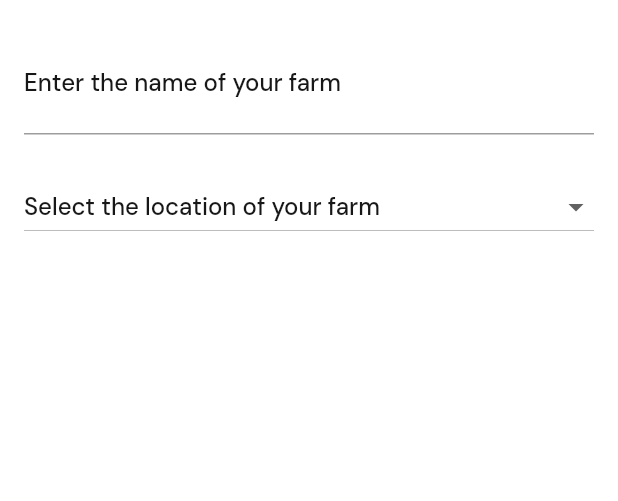
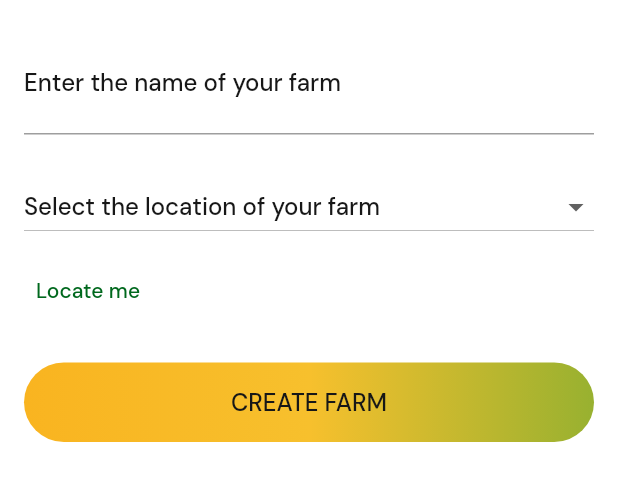
Before and after one commit to i-kuku/mobile-app, a Flutter app: the screen it shows after launch, on a phone screen of 412 x 824 dp, the part 473-974 px from its top. Run offline on Flutter 3.47's test engine with Material 3 defaults, Android fonts, the phone set to English and light mode, and no system bars; drawn by our look-alikes of dropdown_button2; our stand-ins replace easy_localization, flutter_svg, get, pin_code_fields.

Commit message:
Create Farm Screen successful implementation

```diff
--- a/lib/features/feature_create_farm/presentation/create_farm_page.dart
+++ b/lib/features/feature_create_farm/presentation/create_farm_page.dart
@@ -2,6 +2,7 @@ import 'package:flutter/material.dart';
 import 'package:flutter_svg/flutter_svg.dart';
 import 'package:get/get.dart';
 import 'package:get/get_core/src/get_main.dart';
+import 'package:ikuku/core/presentation/components/action_button.dart';
 import 'package:ikuku/core/presentation/components/custom_text_field.dart';
 import 'package:ikuku/core/presentation/components/custom_text_field_dropdown.dart';
 import 'package:ikuku/features/feature_create_farm/presentation/components/create_farm_appbar.dart';
@@ -23,7 +24,9 @@ class _CreateFarmPageState extends State<CreateFarmPage> {
       backgroundColor: Theme.of(context).scaffoldBackgroundColor,
       appBar: createFarmAppbar(
           onBackClicked: () => Get.back(),
-          onSkipClicked: () {},
+          onSkipClicked: () {
+            //  TODO - SKIP LOGIC
+          },
           navigationBarColor: const Color(0xffFFF8E6),
           showBackButton: true),
       body: Container(
@@ -58,9 +61,23 @@ class _CreateFarmPageState extends State<CreateFarmPage> {
 
               // Location
               const CustomTextFieldDropdown(
-                hint: "Select the location of your farm",
-                items: ["Kisumu", "Nairobi"]
-              )
+                  hint: "Select the location of your farm",
+                  items: ["Kisumu", "Nairobi"]),
+
+              const SizedBox(height: 8),
+
+              //  locate me
+              TextButton(
+                  onPressed: () {
+                    //  TODO - get current user location
+                  },
+                  child: Text("Locate me")),
+
+              const SizedBox(height: 24),
+
+              ActionButton(text: "CREATE FARM", onTap: (){
+                //  TODO - CREATE FARM LOGIC
+              })
             ],
           ),
         ),
```
